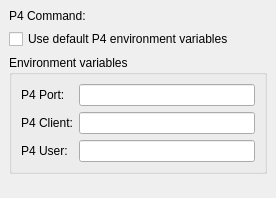
qt-creator/qt-creator, file src/plugins/perforce/settingspage.ui: the form before one commit.
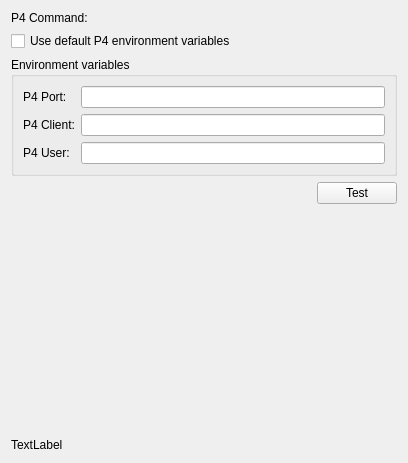
The form after the commit. Custom widgets are drawn as their Qt base class.

```diff
--- a/src/plugins/perforce/settingspage.ui
+++ b/src/plugins/perforce/settingspage.ui
@@ -6,17 +6,11 @@
    <rect>
     <x>0</x>
     <y>0</y>
-    <width>276</width>
-    <height>198</height>
+    <width>408</width>
+    <height>463</height>
    </rect>
   </property>
-  <layout class="QVBoxLayout">
-   <property name="spacing">
-    <number>6</number>
-   </property>
-   <property name="margin">
-    <number>9</number>
-   </property>
+  <layout class="QVBoxLayout" name="verticalLayout">
    <item>
     <layout class="QHBoxLayout">
      <property name="spacing">
@@ -26,7 +20,7 @@
       <number>0</number>
      </property>
      <item>
-      <widget class="QLabel" name="label_4">
+      <widget class="QLabel" name="commandLabel">
        <property name="text">
         <string>P4 Command:</string>
        </property>
@@ -66,21 +60,21 @@
        <widget class="QLineEdit" name="clientLineEdit"/>
       </item>
       <item row="1" column="0">
-       <widget class="QLabel" name="label_2">
+       <widget class="QLabel" name="clientLabel">
         <property name="text">
          <string>P4 Client:</string>
         </property>
        </widget>
       </item>
       <item row="2" column="0">
-       <widget class="QLabel" name="label_3">
+       <widget class="QLabel" name="userLabel">
         <property name="text">
          <string>P4 User:</string>
         </property>
        </widget>
       </item>
       <item row="0" column="0">
-       <widget class="QLabel" name="label">
+       <widget class="QLabel" name="portLabel">
         <property name="text">
          <string>P4 Port:</string>
         </property>
@@ -96,7 +90,31 @@
     </widget>
    </item>
    <item>
-    <spacer>
+    <layout class="QHBoxLayout" name="horizontalLayout">
+     <item>
+      <spacer name="horizontalSpacer">
+       <property name="orientation">
+        <enum>Qt::Horizontal</enum>
+       </property>
+       <property name="sizeHint" stdset="0">
+        <size>
+         <width>40</width>
+         <height>20</height>
+        </size>
+       </property>
+      </spacer>
+     </item>
+     <item>
+      <widget class="QPushButton" name="testPushButton">
+       <property name="text">
+        <string>Test</string>
+       </property>
+      </widget>
+     </item>
+    </layout>
+   </item>
+   <item>
+    <spacer name="verticalSpacer">
      <property name="orientation">
       <enum>Qt::Vertical</enum>
      </property>
@@ -108,6 +126,13 @@
      </property>
     </spacer>
    </item>
+   <item>
+    <widget class="QLabel" name="errorLabel">
+     <property name="text">
+      <string>TextLabel</string>
+     </property>
+    </widget>
+   </item>
   </layout>
  </widget>
  <customwidgets>
```
